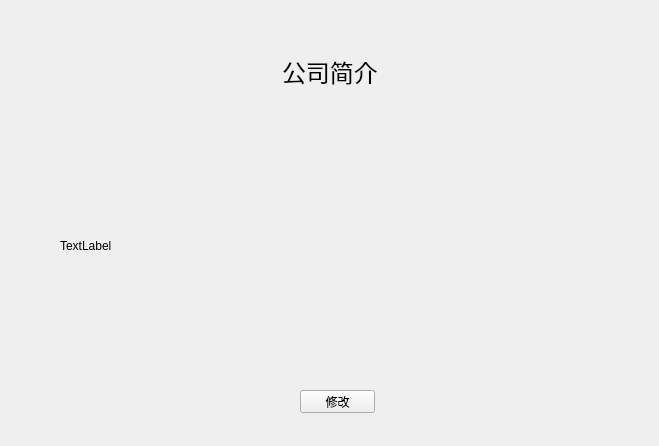
Old version of the form CompanyWidget.ui in the repository yao901213/GuardCoop.
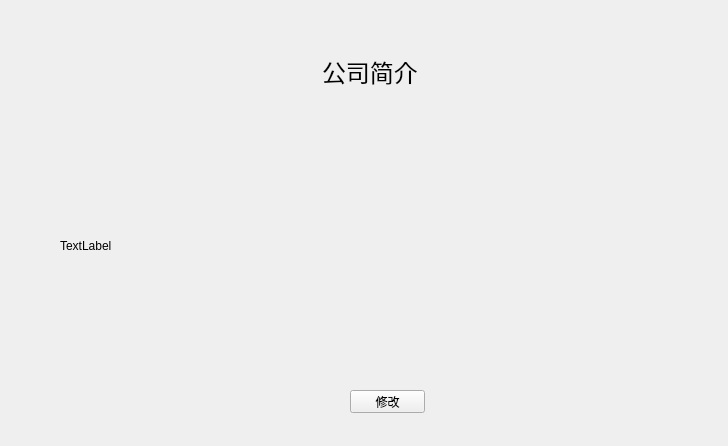
New version of the form.

```diff
--- a/CompanyWidget.ui
+++ b/CompanyWidget.ui
@@ -6,7 +6,7 @@
    <rect>
     <x>0</x>
     <y>0</y>
-    <width>659</width>
+    <width>728</width>
     <height>446</height>
    </rect>
   </property>
@@ -18,7 +18,7 @@
     <rect>
      <x>60</x>
      <y>30</y>
-     <width>541</width>
+     <width>621</width>
      <height>341</height>
     </rect>
    </property>
@@ -48,7 +48,7 @@
   <widget class="QPushButton" name="pushButton">
    <property name="geometry">
     <rect>
-     <x>300</x>
+     <x>350</x>
      <y>390</y>
      <width>75</width>
      <height>23</height>
```
